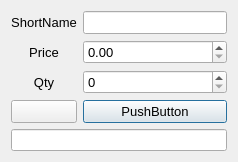
Old version of the form executedlg.ui in the repository QuantTraderEd/AQTrader.
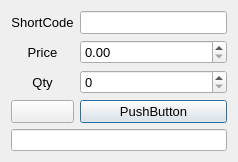
New version of the form. Icons and pictures are not drawn.

Commit message: update executedlg.ui - add executedlg.qrc - add up.png & down.png

Diff of the .ui file:
```diff
--- a/executedlg.ui
+++ b/executedlg.ui
@@ -24,7 +24,7 @@
         </font>
        </property>
        <property name="text">
-        <string>ShortName</string>
+        <string>ShortCode</string>
        </property>
        <property name="alignment">
         <set>Qt::AlignCenter</set>
```
Left out of the diff: 12 changed lines with no effect on the pictures. The commit also changes 4 other files.
